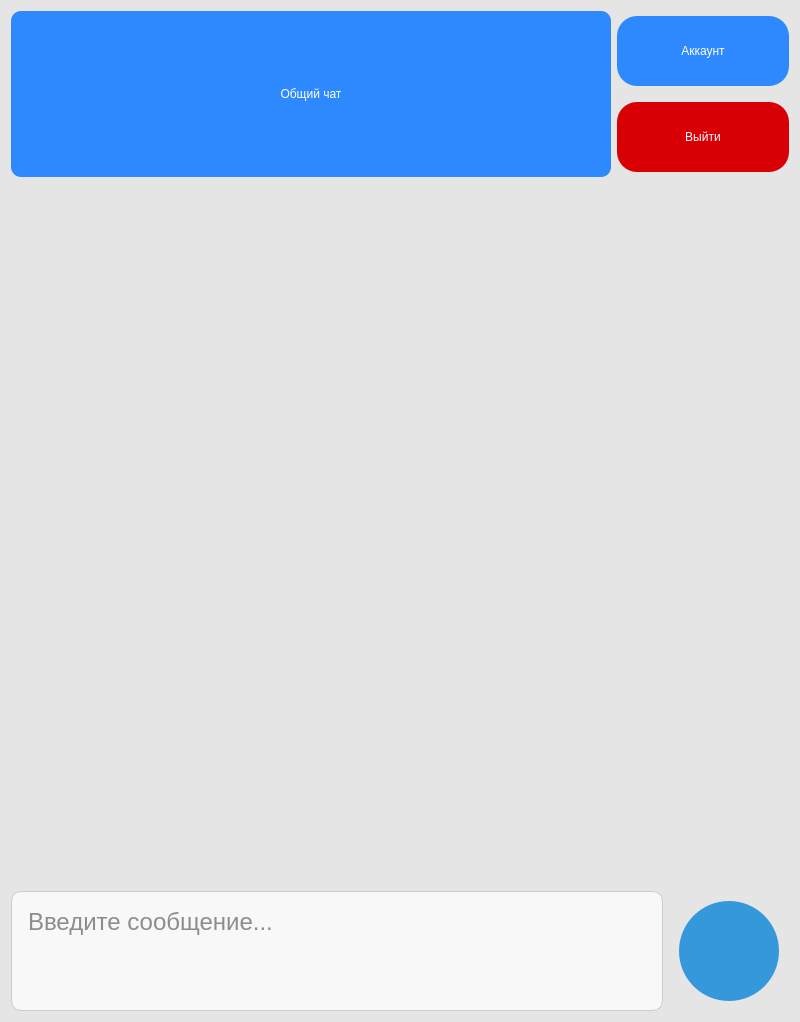
First picture: the form in window/chatwindow.ui, repository TimurOlegovichDev/general-chat-client, before the edit.
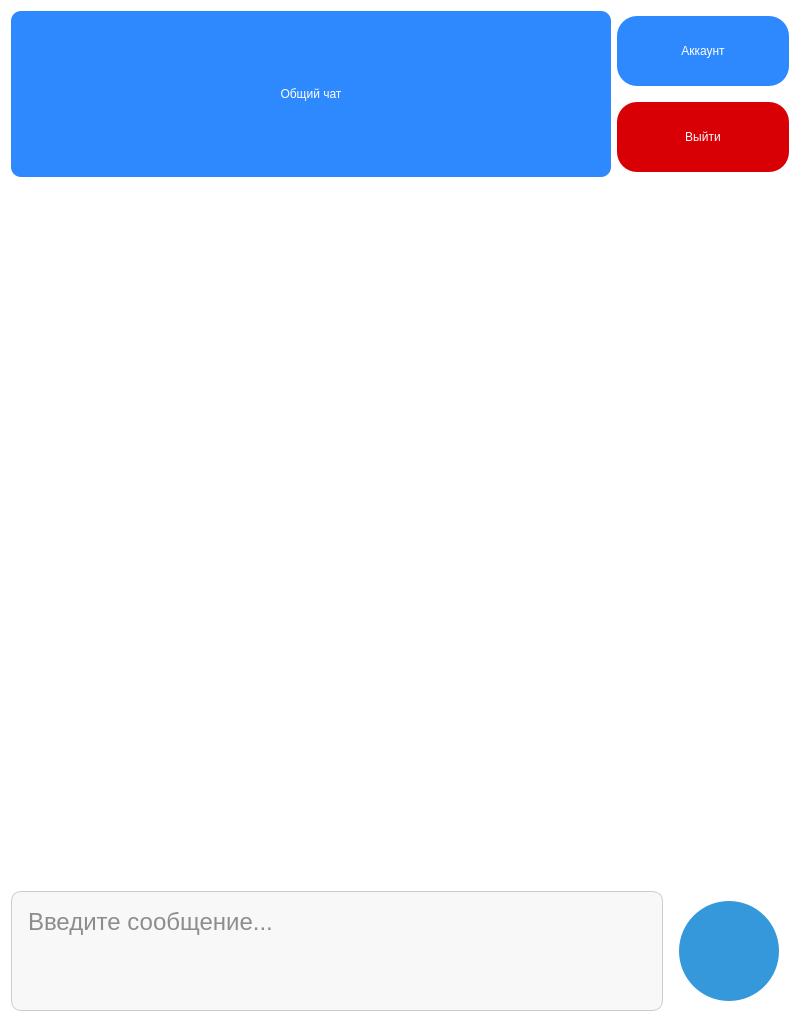
Second picture: the form after the edit. Icons and pictures are not drawn.

What changed in the file:
```diff
--- a/window/chatwindow.ui
+++ b/window/chatwindow.ui
@@ -18,7 +18,7 @@
     <normaloff>:/icon/chat.png</normaloff>:/icon/chat.png</iconset>
   </property>
   <property name="styleSheet">
-   <string notr="true">background-color: rgb(229, 229, 229);</string>
+   <string notr="true">background-color: rgb(255, 255, 255);</string>
   </property>
   <layout class="QVBoxLayout" name="verticalLayout_2">
    <item>
@@ -130,7 +130,7 @@
     </layout>
    </item>
    <item>
-    <widget class="QTextBrowser" name="textBrowser">
+    <widget class="QWidget" name="widget" native="true">
      <property name="minimumSize">
       <size>
        <width>0</width>
@@ -138,8 +138,7 @@
       </size>
      </property>
      <property name="styleSheet">
-      <string notr="true">border: none;
-background-color: rgb(229, 229, 229);</string>
+      <string notr="true">border: none;</string>
      </property>
     </widget>
    </item>
@@ -174,6 +173,13 @@
     font-style: italic; /* Курсив для подсказки */
 }</string>
        </property>
+       <property name="html">
+        <string>&lt;!DOCTYPE HTML PUBLIC &quot;-//W3C//DTD HTML 4.0//EN&quot; &quot;http://www.w3.org/TR/REC-html40/strict.dtd&quot;&gt;
+&lt;html&gt;&lt;head&gt;&lt;meta name=&quot;qrichtext&quot; content=&quot;1&quot; /&gt;&lt;style type=&quot;text/css&quot;&gt;
+p, li { white-space: pre-wrap; }
+&lt;/style&gt;&lt;/head&gt;&lt;body style=&quot; font-family:'MS Shell Dlg 2'; font-size:24px; font-weight:400; font-style:normal;&quot;&gt;
+&lt;p style=&quot;-qt-paragraph-type:empty; margin-top:0px; margin-bottom:0px; margin-left:0px; margin-right:0px; -qt-block-indent:0; text-indent:0px;&quot;&gt;&lt;br /&gt;&lt;/p&gt;&lt;/body&gt;&lt;/html&gt;</string>
+       </property>
        <property name="placeholderText">
         <string>Введите сообщение...  </string>
        </property>
```
